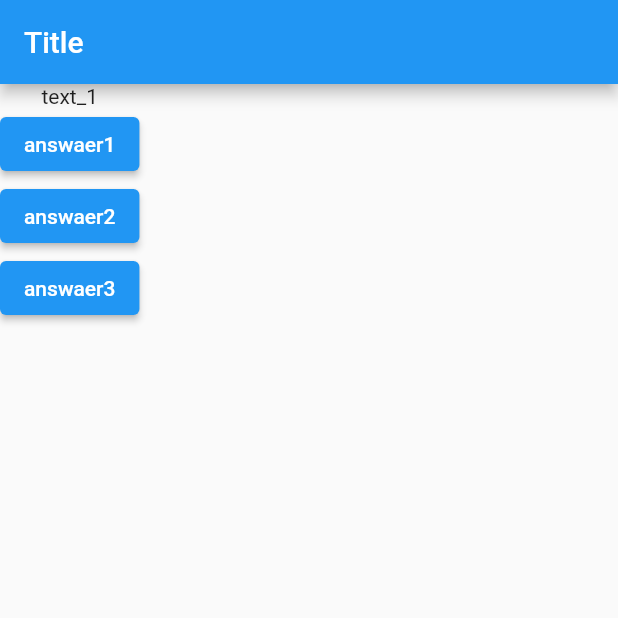
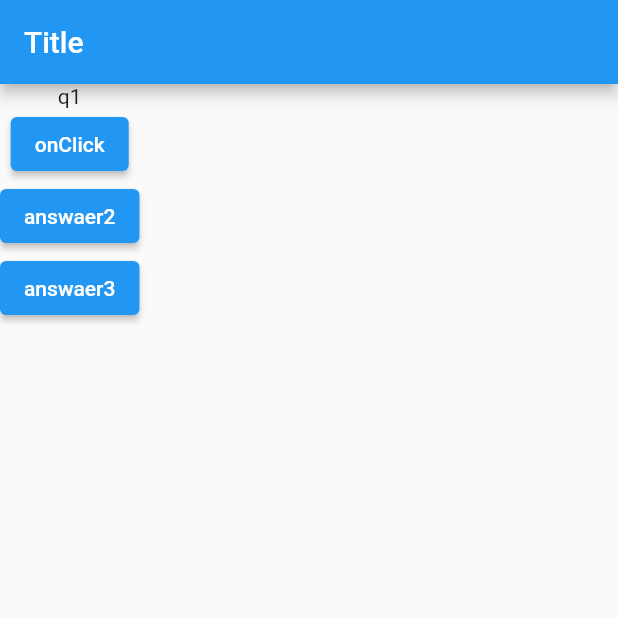
Before and after one commit to Cutter72/flutter-01, a Flutter app: the screen it shows after launch, on a phone screen of 412 x 824 dp, the top half of it. Run offline on Flutter 3.47's test engine with Material 2 defaults, Android fonts, the phone set to English and light mode, and no system bars.

Commit message:
Day 2 StatefulWidget change state/ update text widget after click

```diff
--- a/lib/main.dart
+++ b/lib/main.dart
@@ -4,26 +4,46 @@ void main() => runApp(MyApp());
 
 /// dupacyscki
 /// ikiełbasa
-class MyApp extends StatelessWidget {
+class MyApp extends StatefulWidget {
+  @override
+  State createState() {
+    return MyAppState();
+  }
+}
 
-  void onClick(msg) {
-    print("onClick!");
-    print(msg);
+class MyAppState extends State<MyApp> {
+  var questions = ["q1", "q2", "q3"];
+  var qIndex = 0;
+  var aMixedList = [
+    'Some text',
+    1,
+    5.99,
+    ['a nested list!', 1]
+  ];
+
+  Function()? onClick(msg) {
+    return () {
+      print("onClick!");
+      print(msg);
+      setState(() {
+        qIndex++;
+      });
+      print("qIndex=$qIndex");
+    };
   }
 
   @override
   Widget build(BuildContext context) {
-    var questions = ["q1", "q2", "q3"];
     return MaterialApp(
         home: Scaffold(
       appBar: AppBar(
         title: Text("Title"),
       ),
       body: Column(children: <Widget>[
-        Text("text_1"),
+        Text(questions[qIndex]),
         ElevatedButton(
-          onPressed: () => onClick("msg"),
-          child: Text("answaer1"),
+          onPressed: onClick("msg"),
+          child: Text("onClick"),
         ),
         ElevatedButton(
           onPressed: () => print("clicked! 2"),
```
Also changed, not shown: 1 other file.
